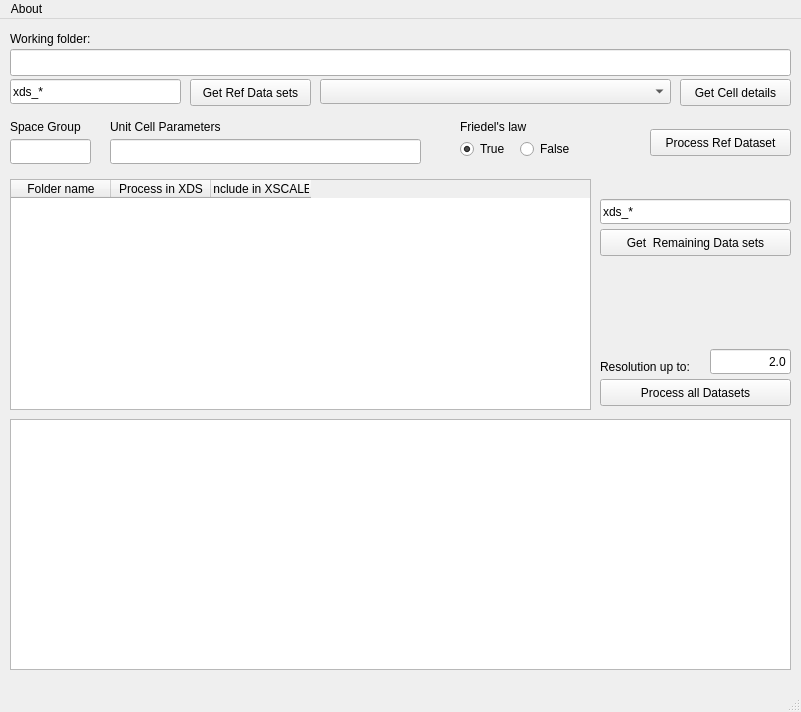
This is form.ui in ricleal/hca as Qt 5 draws it before an edit. The edited form follows.
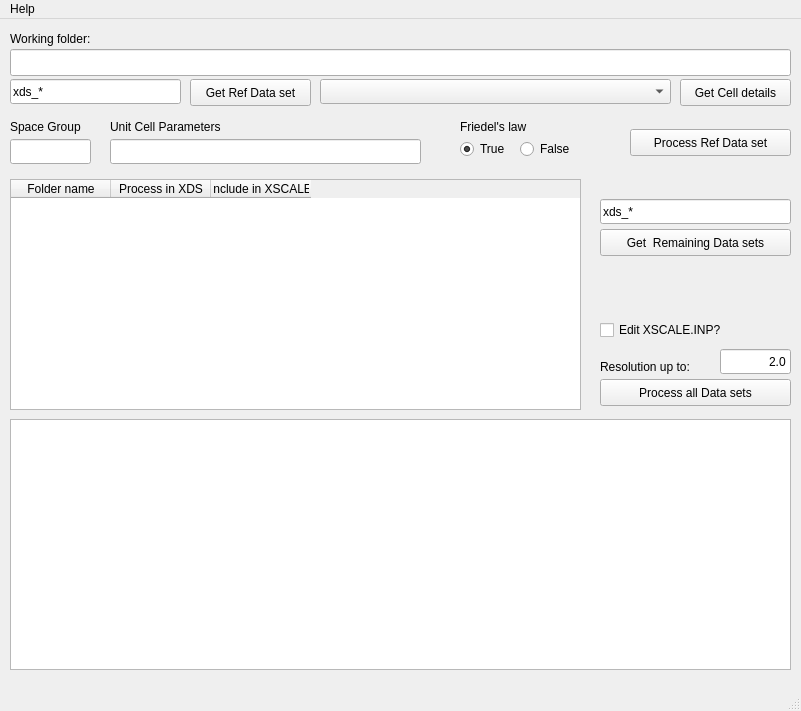
This is the edited form.

Patch:
```diff
--- a/form.ui
+++ b/form.ui
@@ -7,7 +7,7 @@
     <x>0</x>
     <y>0</y>
     <width>801</width>
-    <height>712</height>
+    <height>711</height>
    </rect>
   </property>
   <property name="windowTitle">
@@ -24,7 +24,7 @@
      </rect>
     </property>
     <property name="text">
-     <string>Get Ref Data sets</string>
+     <string>Get Ref Data set</string>
     </property>
    </widget>
    <widget class="QLineEdit" name="lineEditRefDsPattern">
@@ -81,10 +81,16 @@
      <rect>
       <x>10</x>
       <y>160</y>
-      <width>581</width>
+      <width>571</width>
       <height>231</height>
      </rect>
     </property>
+    <property name="sizePolicy">
+     <sizepolicy hsizetype="Expanding" vsizetype="Expanding">
+      <horstretch>0</horstretch>
+      <verstretch>2</verstretch>
+     </sizepolicy>
+    </property>
     <column>
      <property name="text">
       <string>Folder name</string>
@@ -158,7 +164,7 @@
      <rect>
       <x>110</x>
       <y>100</y>
-      <width>131</width>
+      <width>161</width>
       <height>16</height>
      </rect>
     </property>
@@ -169,14 +175,14 @@
    <widget class="QPushButton" name="pushButtonProcessRefDS">
     <property name="geometry">
      <rect>
-      <x>650</x>
+      <x>630</x>
       <y>110</y>
-      <width>141</width>
+      <width>161</width>
       <height>27</height>
      </rect>
     </property>
     <property name="text">
-     <string>Process Ref Dataset</string>
+     <string>Process Ref Data set</string>
     </property>
    </widget>
    <widget class="QPushButton" name="pushButtonProcessAllDS">
@@ -189,7 +195,7 @@
      </rect>
     </property>
     <property name="text">
-     <string>Process all Datasets</string>
+     <string>Process all Data sets</string>
     </property>
    </widget>
    <widget class="QTextBrowser" name="textBrowser">
@@ -205,9 +211,9 @@
    <widget class="QLineEdit" name="lineEditResolution">
     <property name="geometry">
      <rect>
-      <x>710</x>
+      <x>720</x>
       <y>330</y>
-      <width>81</width>
+      <width>71</width>
       <height>25</height>
      </rect>
     </property>
@@ -296,6 +302,19 @@
      <string>Working folder:</string>
     </property>
    </widget>
+   <widget class="QCheckBox" name="checkBoxNedit">
+    <property name="geometry">
+     <rect>
+      <x>600</x>
+      <y>300</y>
+      <width>191</width>
+      <height>22</height>
+     </rect>
+    </property>
+    <property name="text">
+     <string>Edit XSCALE.INP?</string>
+    </property>
+   </widget>
   </widget>
   <widget class="QMenuBar" name="menubar">
    <property name="geometry">
@@ -308,7 +327,7 @@
    </property>
    <widget class="QMenu" name="menuHelp">
     <property name="title">
-     <string>About</string>
+     <string>Help</string>
     </property>
    </widget>
    <addaction name="menuHelp"/>
```
Left out of the diff: 8 changed lines with no effect on the pictures.
